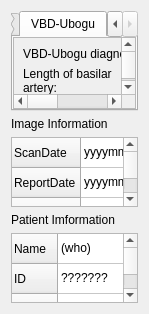
wuzhuobin/Vessel_Project, file codes/View/IADEMeasurementWidget.ui: the form before one commit.
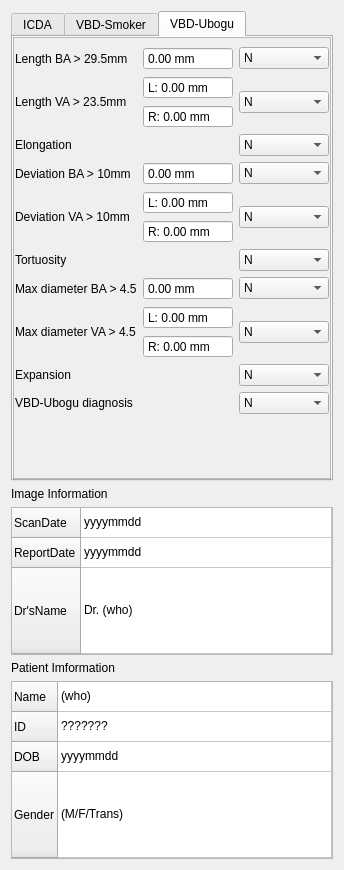
The form after the commit. The open tabs and pages were chosen to show the change.

What changed in the file:
```diff
--- a/codes/View/IADEMeasurementWidget.ui
+++ b/codes/View/IADEMeasurementWidget.ui
@@ -6,8 +6,8 @@
    <rect>
     <x>0</x>
     <y>0</y>
-    <width>145</width>
-    <height>305</height>
+    <width>344</width>
+    <height>870</height>
    </rect>
   </property>
   <property name="windowTitle">
@@ -384,22 +384,127 @@
            <rect>
             <x>0</x>
             <y>0</y>
-            <width>346</width>
-            <height>510</height>
+            <width>318</width>
+            <height>573</height>
            </rect>
           </property>
-          <layout class="QGridLayout" name="gridLayout_9">
-           <item row="2" column="0">
-            <widget class="QLabel" name="label_61">
-             <property name="text">
-              <string>Length of intracranial 
-segment of left vetrabral 
-artery:</string>
-             </property>
-            </widget>
+          <layout class="QGridLayout" name="gridLayout">
+           <property name="leftMargin">
+            <number>1</number>
+           </property>
+           <property name="rightMargin">
+            <number>1</number>
+           </property>
+           <item row="8" column="1">
+            <layout class="QVBoxLayout" name="verticalLayout_7">
+             <item>
+              <widget class="QDoubleSpinBox" name="doubleSpinBoxMaxDiameterLVA">
+               <property name="buttonSymbols">
+                <enum>QAbstractSpinBox::NoButtons</enum>
+               </property>
+               <property name="prefix">
+                <string>L: </string>
+               </property>
+               <property name="suffix">
+                <string> mm</string>
+               </property>
+               <property name="maximum">
+                <double>999.000000000000000</double>
+               </property>
+              </widget>
+             </item>
+             <item>
+              <widget class="QDoubleSpinBox" name="doubleSpinBoxMaxDiameterRVA">
+               <property name="buttonSymbols">
+                <enum>QAbstractSpinBox::NoButtons</enum>
+               </property>
+               <property name="prefix">
+                <string>R: </string>
+               </property>
+               <property name="suffix">
+                <string> mm</string>
+               </property>
+               <property name="maximum">
+                <double>999.000000000000000</double>
+               </property>
+              </widget>
+             </item>
+            </layout>
            </item>
            <item row="2" column="1">
-            <widget class="QDoubleSpinBox" name="doubleSpinBoxLengthOfIntracranialSegmentOfLeftVetrabralArtery_3">
+            <layout class="QVBoxLayout" name="verticalLayout_5">
+             <item>
+              <widget class="QDoubleSpinBox" name="doubleSpinBoxLengthLVA">
+               <property name="buttonSymbols">
+                <enum>QAbstractSpinBox::NoButtons</enum>
+               </property>
+               <property name="prefix">
+                <string>L: </string>
+               </property>
+               <property name="suffix">
+                <string> mm</string>
+               </property>
+               <property name="maximum">
+                <double>999.000000000000000</double>
+               </property>
+              </widget>
+             </item>
+             <item>
+              <widget class="QDoubleSpinBox" name="doubleSpinBoxLengthRVA">
+               <property name="buttonSymbols">
+                <enum>QAbstractSpinBox::NoButtons</enum>
+               </property>
+               <property name="prefix">
+                <string>R: </string>
+               </property>
+               <property name="suffix">
+                <string> mm</string>
+               </property>
+               <property name="maximum">
+                <double>999.000000000000000</double>
+               </property>
+              </widget>
+             </item>
+            </layout>
+           </item>
+           <item row="5" column="1">
+            <layout class="QVBoxLayout" name="verticalLayout_6">
+             <item>
+              <widget class="QDoubleSpinBox" name="doubleSpinBoxDeviationLVA">
+               <property name="buttonSymbols">
+                <enum>QAbstractSpinBox::NoButtons</enum>
+               </property>
+               <property name="prefix">
+                <string>L: </string>
+               </property>
+               <property name="suffix">
+                <string> mm</string>
+               </property>
+               <property name="maximum">
+                <double>999.000000000000000</double>
+               </property>
+              </widget>
+             </item>
+             <item>
+              <widget class="QDoubleSpinBox" name="doubleSpinBoxDeviation_RVA">
+               <property name="buttonSymbols">
+                <enum>QAbstractSpinBox::NoButtons</enum>
+               </property>
+               <property name="prefix">
+                <string>R: </string>
+               </property>
+               <property name="suffix">
+                <string> mm</string>
+               </property>
+               <property name="maximum">
+                <double>999.000000000000000</double>
+               </property>
+              </widget>
+             </item>
+            </layout>
+           </item>
+           <item row="1" column="1">
+            <widget class="QDoubleSpinBox" name="doubleSpinBoxLength_BA">
              <property name="buttonSymbols">
               <enum>QAbstractSpinBox::NoButtons</enum>
              </property>
@@ -407,52 +512,50 @@
               <string> mm</string>
              </property>
              <property name="maximum">
-              <double>10000000000000000.000000000000000</double>
+              <double>999.000000000000000</double>
              </property>
             </widget>
            </item>
-           <item row="0" column="0">
+           <item row="2" column="2">
+            <widget class="QComboBox" name="comboBoxVAElongation">
+             <item>
+              <property name="text">
+               <string>N</string>
+              </property>
+             </item>
+             <item>
+              <property name="text">
+               <string>Y</string>
+              </property>
+             </item>
+            </widget>
+           </item>
+           <item row="10" column="0">
             <widget class="QLabel" name="label_71">
              <property name="text">
-              <string>VBD-Ubogu diagnosis standard</string>
+              <string>VBD-Ubogu diagnosis</string>
              </property>
             </widget>
            </item>
-           <item row="1" column="1">
-            <widget class="QDoubleSpinBox" name="doubleSpinBoxLengthOfBasilarArtery_3">
-             <property name="buttonSymbols">
-              <enum>QAbstractSpinBox::NoButtons</enum>
-             </property>
-             <property name="suffix">
-              <string> mm</string>
-             </property>
-             <property name="maximum">
-              <double>10000000000000000.000000000000000</double>
+           <item row="3" column="0">
+            <widget class="QLabel" name="label_63">
+             <property name="text">
+              <string>Elongation</string>
              </property>
             </widget>
            </item>
            <item row="1" column="0">
             <widget class="QLabel" name="label_60">
              <property name="text">
-              <string>Length of basilar 
-artery:</string>
+              <string>Length BA &gt; 29.5mm</string>
              </property>
             </widget>
            </item>
-           <item row="3" column="0">
-            <widget class="QLabel" name="label_62">
-             <property name="text">
-              <string>Length of intracranial 
-segment of right 
-vetrabral artery:</string>
-             </property>
-            </widget>
-           </item>
-           <item row="4" column="1">
-            <widget class="QComboBox" name="comboBoxUboguElongation_3">
+           <item row="3" column="2">
+            <widget class="QComboBox" name="comboBoxUboguElongation">
              <item>
               <property name="text">
-               <string>NO</string>
+               <string>N</string>
               </property>
              </item>
              <item>
@@ -462,30 +565,25 @@
              </item>
             </widget>
            </item>
-           <item row="6" column="0">
+           <item row="5" column="0">
             <widget class="QLabel" name="label_65">
              <property name="text">
-              <string>Distance between centerline 
-and connection lead 
-of 2 terminals 
-(right intracranial segment
- of vetrabral artery 
-and basilar artery)</string>
+              <string>Deviation VA &gt; 10mm</string>
              </property>
             </widget>
            </item>
-           <item row="7" column="0">
+           <item row="6" column="0">
             <widget class="QLabel" name="label_66">
              <property name="text">
-              <string>Detour: </string>
+              <string>Tortuosity</string>
              </property>
             </widget>
            </item>
-           <item row="7" column="1">
-            <widget class="QComboBox" name="comboBoxUboguDetour_3">
+           <item row="6" column="2">
+            <widget class="QComboBox" name="comboBoxUboguDeviation">
              <item>
               <property name="text">
-               <string>NO</string>
+               <string>N</string>
               </property>
              </item>
              <item>
@@ -495,164 +593,181 @@
              </item>
             </widget>
            </item>
-           <item row="4" column="0">
-            <widget class="QLabel" name="label_63">
+           <item row="2" column="0">
+            <widget class="QLabel" name="label_61">
              <property name="text">
-              <string>Elongation:</string>
+              <string>Length VA &gt; 23.5mm</string>
              </property>
             </widget>
            </item>
-           <item row="3" column="1">
-            <widget class="QDoubleSpinBox" name="doubleSpinBoxLengthOfIntracranialSegmentOfRightVetrabralArtery_3">
-             <property name="buttonSymbols">
-              <enum>QAbstractSpinBox::NoButtons</enum>
-             </property>
-             <property name="suffix">
-              <string> mm</string>
-             </property>
-             <property name="maximum">
-              <double>10000000000000000.000000000000000</double>
-             </property>
+           <item row="1" column="2">
+            <widget class="QComboBox" name="comboBoxBAElongation">
+             <item>
+              <property name="text">
+               <string>N</string>
+              </property>
+             </item>
+             <item>
+              <property name="text">
+               <string>Y</string>
+              </property>
+             </item>
             </widget>
            </item>
-           <item row="5" column="1">
-            <widget class="QDoubleSpinBox" name="doubleSpinBoxDistanceBetweenCenterlineAndConnectionLeadOf2TerminalsLeftIntracranialSegmentOfVertebralArteryAndBasilarArtery_3">
-             <property name="buttonSymbols">
-              <enum>QAbstractSpinBox::NoButtons</enum>
-             </property>
-             <property name="suffix">
-              <string> mm</string>
-             </property>
-             <property name="maximum">
-              <double>10000000000000000.000000000000000</double>
-             </property>
-            </widget>
-           </item>
-           <item row="5" column="0">
+           <item row="4" column="0">
             <widget class="QLabel" name="label_64">
              <property name="text">
-              <string>Distance between centerline 
-and connection lead 
-of 2 terminals 
-(left intracranial segment
- of vetrabral artery 
-and basilar artery)</string>
+              <string>Deviation BA &gt; 10mm</string>
              </property>
             </widget>
            </item>
-           <item row="6" column="1">
-            <widget class="QDoubleSpinBox" name="doubleSpinBoxDistanceBetweenCenterlineAndConnectionLeadOf2TerminalsRightIntracranialSegmentOfVertebralArteryAndBasilarArtery_3">
-             <property name="buttonSymbols">
-              <enum>QAbstractSpinBox::NoButtons</enum>
-             </property>
-             <property name="suffix">
-              <string> mm</string>
-             </property>
-             <property name="maximum">
-              <double>10000000000000000.000000000000000</double>
-             </property>
+           <item row="5" column="2">
+            <widget class="QComboBox" name="comboBoxDeviationVA">
+             <item>
+              <property name="text">
+               <string>N</string>
+              </property>
+             </item>
+             <item>
+              <property name="text">
+               <string>Y</string>
+              </property>
+             </item>
             </widget>
            </item>
-           <item row="8" column="1">
-            <widget class="QDoubleSpinBox" name="doubleSpinBoxUboguMinimumDiameterOfBasilarArtery_3">
+           <item row="4" column="1">
+            <widget class="QDoubleSpinBox" name="doubleSpinBoxDeviation_BA">
              <property name="buttonSymbols">
               <enum>QAbstractSpinBox::NoButtons</enum>
              </property>
-             <property name="prefix">
-              <string/>
-             </property>
              <property name="suffix">
               <string> mm</string>
              </property>
              <property name="maximum">
-              <double>10000000000000000.000000000000000</double>
+              <double>999.000000000000000</double>
              </property>
             </widget>
            </item>
-           <item row="9" column="1">
-            <widget class="QDoubleSpinBox" name="doubleSpinBoxUboguMinimumDiameterOfLeftVetebralArtery_3">
-             <property name="buttonSymbols">
-              <enum>QAbstractSpinBox::NoButtons</enum>
-             </property>
-             <property name="prefix">
-              <string/>
-             </property>
-             <property name="suffix">
-              <string> mm</string>
-             </property>
-             <property name="maximum">
-              <double>10000000000000000.000000000000000</double>
-             </property>
-            </widget>
-           </item>
-           <item row="10" column="0">
-            <widget class="QLabel" name="label_69">
-             <property name="text">
-              <string>Minimum diameter of 
-right vetebral artery</string>
-             </property>
-            </widget>
-           </item>
-           <item row="10" column="1">
-            <widget class="QDoubleSpinBox" name="doubleSpinBoxUboguMinimumDiameterOfRightVetebralArtery_3">
-             <property name="buttonSymbols">
-              <enum>QAbstractSpinBox::NoButtons</enum>
-             </property>
-             <property name="suffix">
-              <string> mm</string>
-             </property>
+           <item row="4" column="2">
+            <widget class="QComboBox" name="comboBoxDeviationBA">
+             <item>
+              <property name="text">
+               <string>N</string>
+              </property>
+             </item>
+             <item>
+              <property name="text">
+               <string>Y</string>
+              </property>
+             </item>
             </widget>
            </item>
            <item row="8" column="0">
+            <widget class="QLabel" name="label_68">
+             <property name="text">
+              <string>Max diameter VA &gt; 4.5</string>
+             </property>
+            </widget>
+           </item>
+           <item row="7" column="0">
             <widget class="QLabel" name="label_67">
              <property name="text">
-              <string>Minimum diameter of 
-basilar artery</string>
+              <string>Max diameter BA &gt; 4.5</string>
              </property>
             </widget>
            </item>
+           <item row="9" column="2">
+            <widget class="QComboBox" name="comboBoxUboguExpansion">
+             <item>
+              <property name="text">
+               <string>N</string>
+              </property>
+             </item>
+             <item>
+              <property name="text">
+               <string>Y</string>
+              </property>
+             </item>
+            </widget>
+           </item>
+           <item row="8" column="2">
+            <widget class="QComboBox" name="comboBoxMaxDiameterVA">
+             <item>
+              <property name="text">
+               <string>N</string>
+              </property>
+             </item>
+             <item>
+              <property name="text">
+               <string>Y</string>
+              </property>
+             </item>
+            </widget>
+           </item>
+           <item row="7" column="1">
+            <widget class="QDoubleSpinBox" name="doubleSpinBoxMaxDiameterBA">
+             <property name="buttonSymbols">
+              <enum>QAbstractSpinBox::NoButtons</enum>
+             </property>
+             <property name="prefix">
+              <string/>
+             </property>
+             <property name="suffix">
+              <string> mm</string>
+             </property>
+             <property name="maximum">
+              <double>999.000000000000000</double>
+             </property>
+            </widget>
+           </item>
+           <item row="7" column="2">
+            <widget class="QComboBox" name="comboBoxMaxDiameterBA">
+             <item>
+              <property name="text">
+               <string>N</string>
+              </property>
+             </item>
+             <item>
+              <property name="text">
+               <string>Y</string>
+              </property>
+             </item>
+            </widget>
+           </item>
            <item row="9" column="0">
-            <widget class="QLabel" name="label_68">
-             <property name="text">
-              <string>Minimum diameter of 
-left vetebral artery</string>
-             </property>
-            </widget>
-           </item>
-           <item row="11" column="1">
-            <widget class="QComboBox" name="comboBoxUboguExpansion_3">
-             <item>
-              <property name="text">
-               <string>NO</string>
-              </property>
-             </item>
-             <item>
-              <property name="text">
-               <string>YES</string>
-              </property>
-             </item>
-            </widget>
-           </item>
-           <item row="11" column="0">
             <widget class="QLabel" name="label_70">
              <property name="text">
-              <string>Expansion:</string>
+              <string>Expansion</string>
              </property>
             </widget>
            </item>
-           <item row="12" column="0" colspan="2">
+           <item row="11" column="1">
             <spacer name="verticalSpacer_3">
              <property name="orientation">
               <enum>Qt::Vertical</enum>
              </property>
              <property name="sizeHint" stdset="0">
               <size>
-               <width>20</width>
-               <height>40</height>
+               <width>17</width>
+               <height>152</height>
               </size>
              </property>
             </spacer>
            </item>
+           <item row="10" column="2">
+            <widget class="QComboBox" name="comboBoxVBDUbogu">
+             <item>
+              <property name="text">
+               <string>N</string>
+              </property>
+             </item>
+             <item>
+              <property name="text">
+               <string>Y</string>
+              </property>
+             </item>
+            </widget>
+           </item>
           </layout>
          </widget>
         </widget>
```
Left out of the diff: 515 changed lines with no effect on the pictures.
